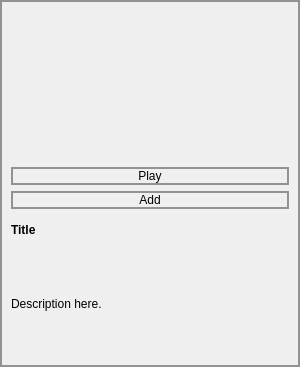
Old version of the form copyclare/ui/video_card.ui in the repository MotionInput/Team14-CopyClare.
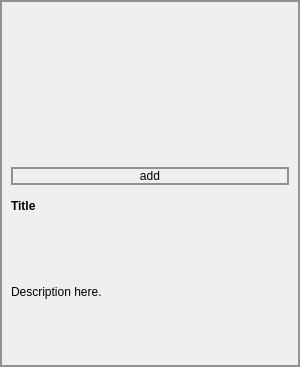
New version of the form.

The edit to the form file:
```diff
--- a/copyclare/ui/video_card.ui
+++ b/copyclare/ui/video_card.ui
@@ -59,14 +59,7 @@
    <item>
     <widget class="QPushButton" name="play">
      <property name="text">
-      <string>Play</string>
-     </property>
-    </widget>
-   </item>
-   <item>
-    <widget class="QPushButton" name="pushButton">
-     <property name="text">
-      <string>Add</string>
+      <string>add</string>
      </property>
     </widget>
    </item>
```
Left out of the diff: 2 changed lines with no effect on the pictures.
